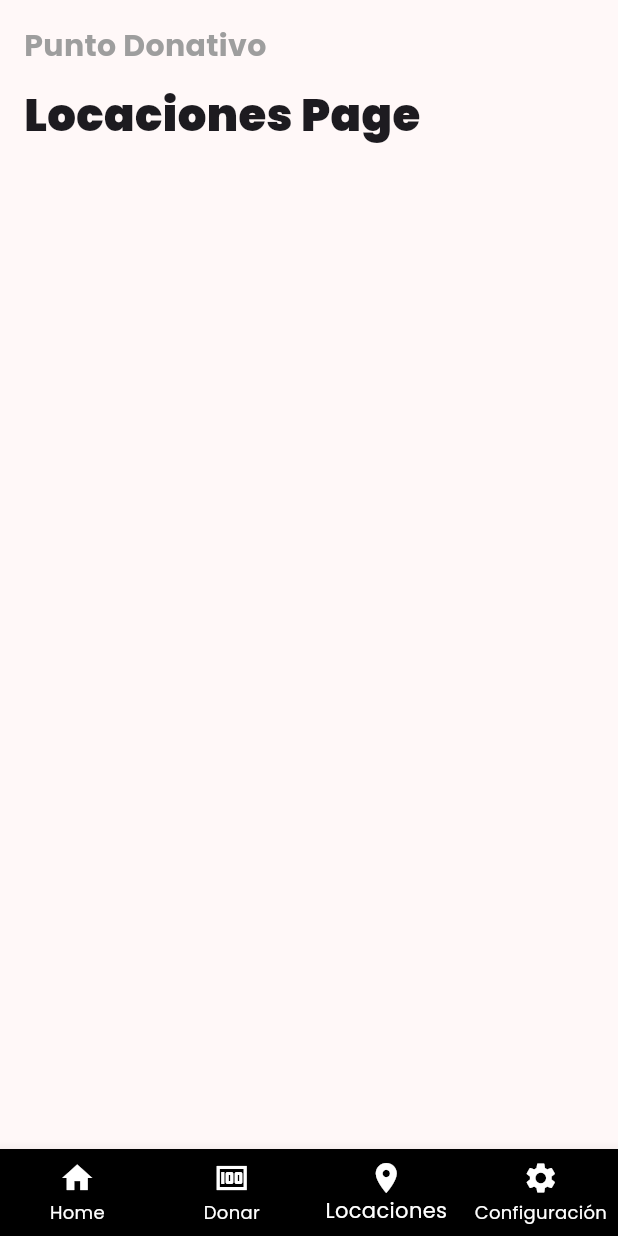
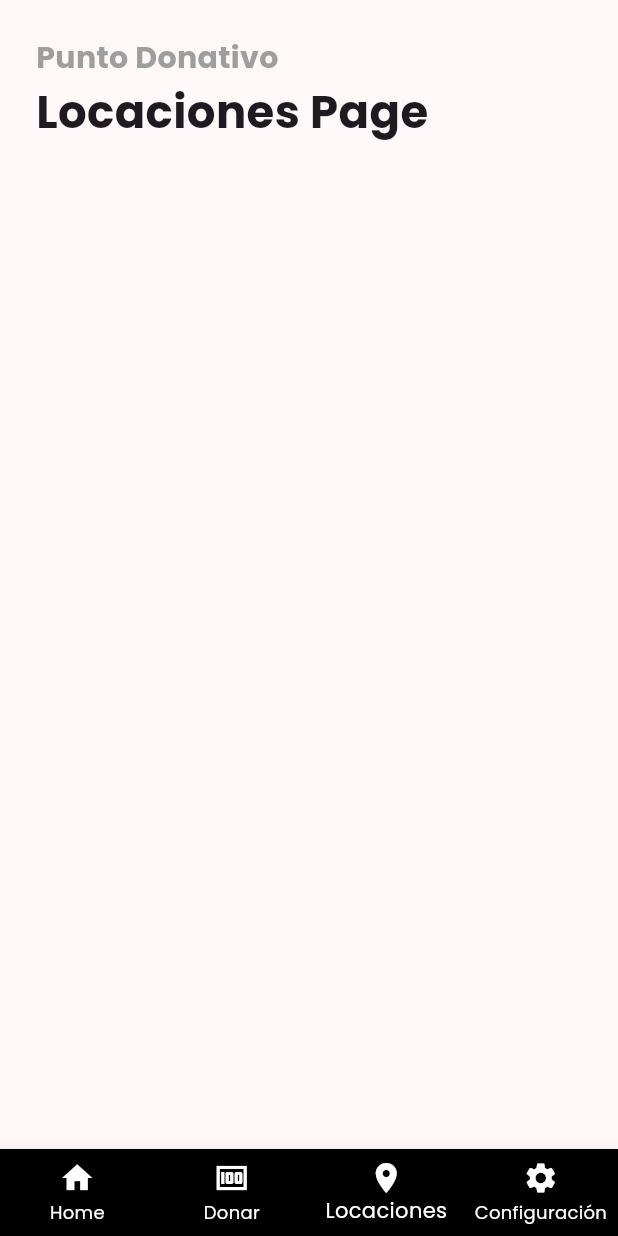
Before and after one commit to ALG06/Frontend, a Flutter app: the screen it shows after launch, item 3 of the bottom bar chosen, on a phone screen of 412 x 824 dp. Run offline on Flutter 3.47's test engine with Material 3 defaults, Android fonts, the phone set to English and light mode, and no system bars; our stand-ins replace google_fonts.

Commit message:
Add: Simplified title and \'Punto Donativo\' into its own, single reusable widget

```diff
--- a/lib/home_view.dart
+++ b/lib/home_view.dart
@@ -1,6 +1,6 @@
 import 'package:flutter/material.dart';
 
-import "./main.dart";
+import "./utils/utils.dart";
 
 class HomeView extends StatelessWidget {
   const HomeView({super.key});
@@ -12,8 +12,6 @@ class HomeView extends StatelessWidget {
       child: Column(
         crossAxisAlignment: CrossAxisAlignment.start,
         children: [
-          PuntoDonativoHeader(), // Use the new widget here
-          SizedBox(height: 10),
           GeneralTitle(title: 'Hola Andrés, ¿Qué deseas donar?'),
           SizedBox(height: 20),
           // Additional content for the home view...
--- a/lib/locations_view.dart
+++ b/lib/locations_view.dart
@@ -1,8 +1,8 @@
 import 'package:flutter/material.dart';
-import "./main.dart";
+
+import "./utils/utils.dart";
+
 /// TODO: Add Google Maps API support :)
-
-
 
 class LocationsView extends StatelessWidget {
   const LocationsView({super.key});
@@ -11,12 +11,11 @@ class LocationsView extends StatelessWidget {
   Widget build(BuildContext context) {
     return const Padding(
       padding: EdgeInsets.all(16.0),
-      child: Column( // Use Column to hold multiple widgets
+      child: Column(
         crossAxisAlignment: CrossAxisAlignment.start,
         children: [
-          PuntoDonativoHeader(), // Use the new widget here
-          SizedBox(height: 10), // Add some spacing
-          GeneralTitle(title: 'Locaciones Page')
+          GeneralTitle(title: 'Locaciones Page'),
+          SizedBox(height: 20), // Add some spacing
         ],
       ),
     );
--- a/lib/main.dart
+++ b/lib/main.dart
@@ -9,44 +9,6 @@ import 'settings_view.dart';
 
 void main() {
   runApp(const MyApp());
-}
-
-class GeneralTitle extends StatefulWidget {
-  final String title; // Parameter to hold the text
-
-  const GeneralTitle({super.key, required this.title}); // Constructor
-
-  @override
-  State<GeneralTitle> createState() => _GeneralTitleState(); // Create state
-}
-
-class _GeneralTitleState extends State<GeneralTitle> {
-  @override
-  Widget build(BuildContext context) {
-    return Text(
-      widget.title, // Use the title passed to the widget
-      style: const TextStyle(
-        fontSize: 30,
-        fontWeight: FontWeight.w900,
-      ),
-    );
-  }
-}
-
-class PuntoDonativoHeader extends StatelessWidget {
-  const PuntoDonativoHeader({super.key});
-
-  @override
-  Widget build(BuildContext context) {
-    return const Text(
-      'Punto Donativo',
-      style: TextStyle(
-        fontSize: 20,
-        color: Colors.grey,
-        fontWeight: FontWeight.bold,
-      ),
-    );
-  }
 }
 
 class MyApp extends StatelessWidget {
--- /dev/null
+++ b/lib/utils/utils.dart
@@ -0,0 +1,39 @@
+import 'package:flutter/material.dart';
+import 'package:google_fonts/google_fonts.dart';
+
+class GeneralTitle extends StatefulWidget {
+  final String title;
+  const GeneralTitle({super.key, required this.title});
+
+  @override
+  State<GeneralTitle> createState() => _GeneralTitleState();
+}
+
+class _GeneralTitleState extends State<GeneralTitle> {
+  @override
+  Widget build(BuildContext context) {
+    return Padding(
+      padding: const EdgeInsets.all(8.0), // Added padding value
+      child: Column(
+        crossAxisAlignment: CrossAxisAlignment.start,
+        children: [
+          const Text(
+            'Punto Donativo',
+            style: TextStyle(
+              fontSize: 20,
+              color: Colors.grey,
+              fontWeight: FontWeight.bold,
+            ),
+          ),
+          Text(
+            widget.title,
+            style: GoogleFonts.poppins(
+              fontSize: 30,
+              fontWeight: FontWeight.w700, // Very bold
+            ),
+          ),
+        ],
+      ),
+    );
+  }
+}
```
Also changed, not shown: lib/donate_view.dart (+8 -6 lines), lib/settings_view.dart (+8 -4 lines).
